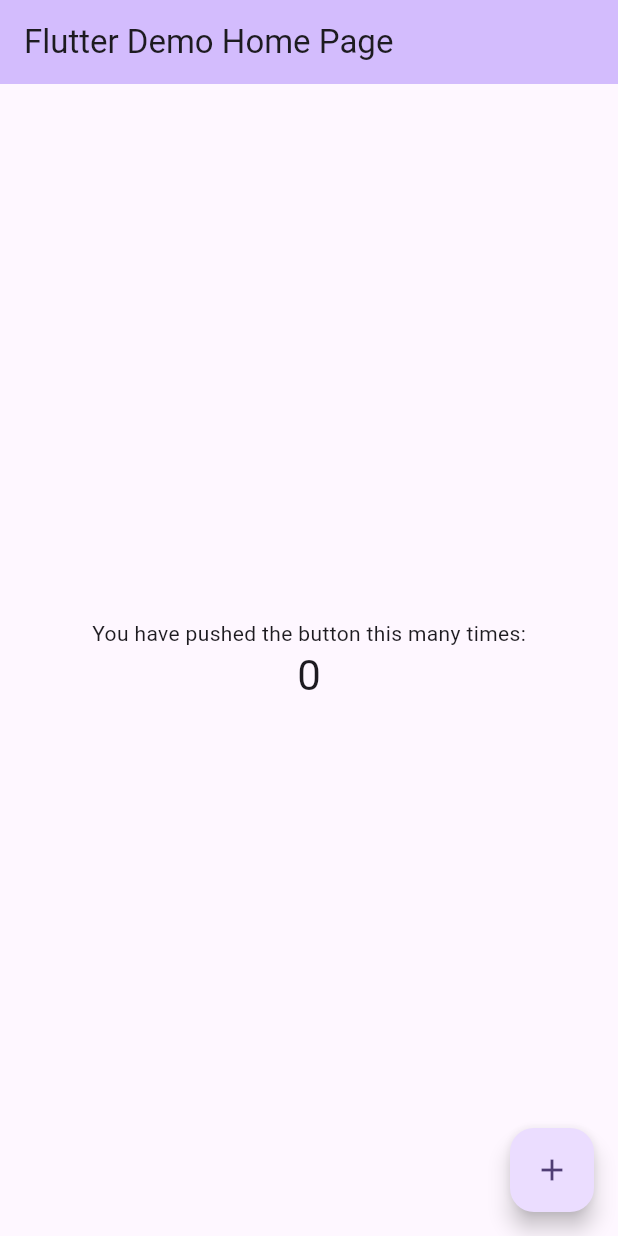
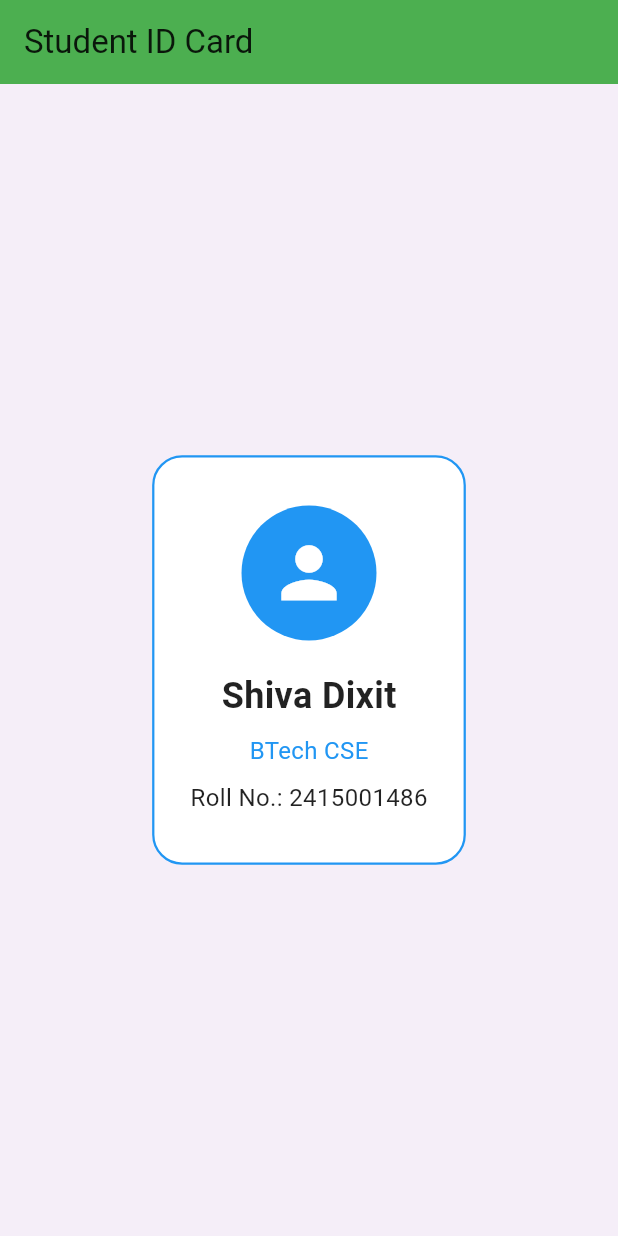
Before and after one commit to shivadixt/Jovac, a Flutter app: the screen it shows after launch, on a phone screen of 412 x 824 dp. Run offline on Flutter 3.47's test engine with Material 3 defaults, Android fonts, the light colour scheme and no system bars.

Commit message:
add StudentIdCard screen

```diff
--- a/jovacapp/lib/main.dart
+++ b/jovacapp/lib/main.dart
@@ -1,4 +1,5 @@
 import 'package:flutter/material.dart';
+import 'screens/Student_ID_Card.dart';
 
 void main() {
   runApp(const MyApp());
@@ -7,116 +8,15 @@ void main() {
 class MyApp extends StatelessWidget {
   const MyApp({super.key});
 
-  // This widget is the root of your application.
   @override
   Widget build(BuildContext context) {
     return MaterialApp(
-      title: 'Flutter Demo',
-      theme: ThemeData(
-        // This is the theme of your application.
-        //
-        // TRY THIS: Try running your application with "flutter run". You'll see
-        // the application has a purple toolbar. Then, without quitting the app,
-        // try changing the seedColor in the colorScheme below to Colors.green
-        // and then invoke "hot reload" (save your changes or press the "hot
-        // reload" button in a Flutter-supported IDE, or press "r" if you used
-        // the command line to start the app).
-        //
-        // Notice that the counter didn't reset back to zero; the application
-        // state is not lost during the reload. To reset the state, use hot
-        // restart instead.
-        //
-        // This works for code too, not just values: Most code changes can be
-        // tested with just a hot reload.
-        colorScheme: .fromSeed(seedColor: Colors.deepPurple),
-      ),
-      home: const MyHomePage(title: 'Flutter Demo Home Page'),
+      debugShowCheckedModeBanner: false,
+      title: 'Student ID Card',
+      initialRoute: '/',
+      routes: {
+        '/': (context) => const StudentIdCardScreen(),
+      },
     );
   }
 }
-
-class MyHomePage extends StatefulWidget {
-  const MyHomePage({super.key, required this.title});
-
-  // This widget is the home page of your application. It is stateful, meaning
-  // that it has a State object (defined below) that contains fields that affect
-  // how it looks.
-
-  // This class is the configuration for the state. It holds the values (in this
-  // case the title) provided by the parent (in this case the App widget) and
-  // used by the build method of the State. Fields in a Widget subclass are
-  // always marked "final".
-
-  final String title;
-
-  @override
-  State<MyHomePage> createState() => _MyHomePageState();
-}
-
-class _MyHomePageState extends State<MyHomePage> {
-  int _counter = 0;
-
-  void _incrementCounter() {
-    setState(() {
-      // This call to setState tells the Flutter framework that something has
-      // changed in this State, which causes it to rerun the build method below
-      // so that the display can reflect the updated values. If we changed
-      // _counter without calling setState(), then the build method would not be
-      // called again, and so nothing would appear to happen.
-      _counter++;
-    });
-  }
-
-  @override
-  Widget build(BuildContext context) {
-    // This method is rerun every time setState is called, for instance as done
-    // by the _incrementCounter method above.
-    //
-    // The Flutter framework has been optimized to make rerunning build methods
-    // fast, so that you can just rebuild anything that needs updating rather
-    // than having to individually change instances of widgets.
-    return Scaffold(
-      appBar: AppBar(
-        // TRY THIS: Try changing the color here to a specific color (to
-        // Colors.amber, perhaps?) and trigger a hot reload to see the AppBar
-        // change color while the other colors stay the same.
-        backgroundColor: Theme.of(context).colorScheme.inversePrimary,
-        // Here we take the value from the MyHomePage object that was created by
-        // the App.build method, and use it to set our appbar title.
-        title: Text(widget.title),
-      ),
-      body: Center(
-        // Center is a layout widget. It takes a single child and positions it
-        // in the middle of the parent.
-        child: Column(
-          // Column is also a layout widget. It takes a list of children and
-          // arranges them vertically. By default, it sizes itself to fit its
-          // children horizontally, and tries to be as tall as its parent.
-          //
-          // Column has various properties to control how it sizes itself and
-          // how it positions its children. Here we use mainAxisAlignment to
-          // center the children vertically; the main axis here is the vertical
-          // axis because Columns are vertical (the cross axis would be
-          // horizontal).
-          //
-          // TRY THIS: Invoke "debug painting" (choose the "Toggle Debug Paint"
-          // action in the IDE, or press "p" in the console), to see the
-          // wireframe for each widget.
-          mainAxisAlignment: .center,
-          children: [
-            const Text('You have pushed the button this many times:'),
-            Text(
-              '$_counter',
-              style: Theme.of(context).textTheme.headlineMedium,
-            ),
-          ],
-        ),
-      ),
-      floatingActionButton: FloatingActionButton(
-        onPressed: _incrementCounter,
-        tooltip: 'Increment',
-        child: const Icon(Icons.add),
-      ),
-    );
-  }
-}
--- /dev/null
+++ b/jovacapp/lib/screens/Student_ID_Card.dart
@@ -0,0 +1,76 @@
+import 'package:flutter/material.dart';
+
+class StudentIdCardScreen extends StatelessWidget {
+  const StudentIdCardScreen({super.key});
+
+  @override
+  Widget build(BuildContext context) {
+    return Scaffold(
+      backgroundColor: const Color(0xFFF5EEF8),
+      appBar: AppBar(
+        backgroundColor: Colors.green,
+        title: const Text(
+          'Student ID Card',
+          style: TextStyle(color: Colors.black87),
+        ),
+        elevation: 0,
+        iconTheme: const IconThemeData(color: Colors.black87),
+      ),
+      body: Center(
+        child: Container(
+          padding: const EdgeInsets.symmetric(vertical: 32, horizontal: 24),
+          margin: const EdgeInsets.symmetric(horizontal: 40),
+          decoration: BoxDecoration(
+            color: Colors.white,
+            borderRadius: BorderRadius.circular(20),
+            border: Border.all(color: Colors.blue, width: 1.5),
+          ),
+          child: Column(
+            mainAxisSize: MainAxisSize.min,
+            children: [
+              // Circular avatar with person icon
+              Container(
+                width: 90,
+                height: 90,
+                decoration: const BoxDecoration(
+                  color: Colors.blue,
+                  shape: BoxShape.circle,
+                ),
+                child: const Icon(
+                  Icons.person,
+                  size: 55,
+                  color: Colors.white,
+                ),
+              ),
+              const SizedBox(height: 20),
+              const Text(
+                'Shiva Dixit',
+                style: TextStyle(
+                  fontSize: 24,
+                  fontWeight: FontWeight.bold,
+                  color: Colors.black87,
+                ),
+              ),
+              const SizedBox(height: 8),
+              const Text(
+                'BTech CSE',
+                style: TextStyle(
+                  fontSize: 16,
+                  color: Colors.blue,
+                ),
+              ),
+              const SizedBox(height: 8),
+              const Text(
+                'Roll No.: 2415001486',
+                style: TextStyle(
+                  fontSize: 16,
+                  color: Colors.black87,
+                ),
+              ),
+            ],
+          ),
+        ),
+      ),
+    );
+  }
+}
```
Also changed, not shown: jovacapp/assets/images/Cheese_Burger.webp (added), jovacapp/assets/images/burger-emoji-vector-design.webp (added), jovacapp/assets/images/burger.jpg (added), jovacapp/assets/images/cake.webp (added), jovacapp/assets/images/drink.webp (added), jovacapp/assets/images/ice-cream.webp (added), jovacapp/assets/images/pasta.webp (added), jovacapp/assets/images/pizza_1f355.webp (added), jovacapp/assets/images/sandwich.webp (added).
